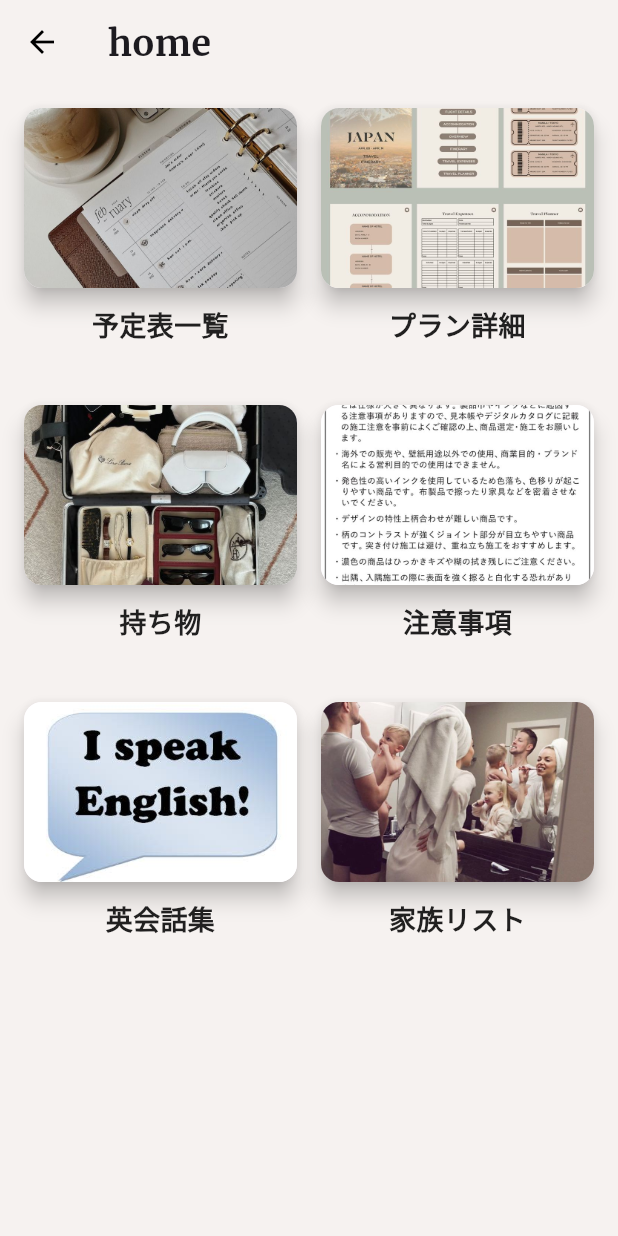
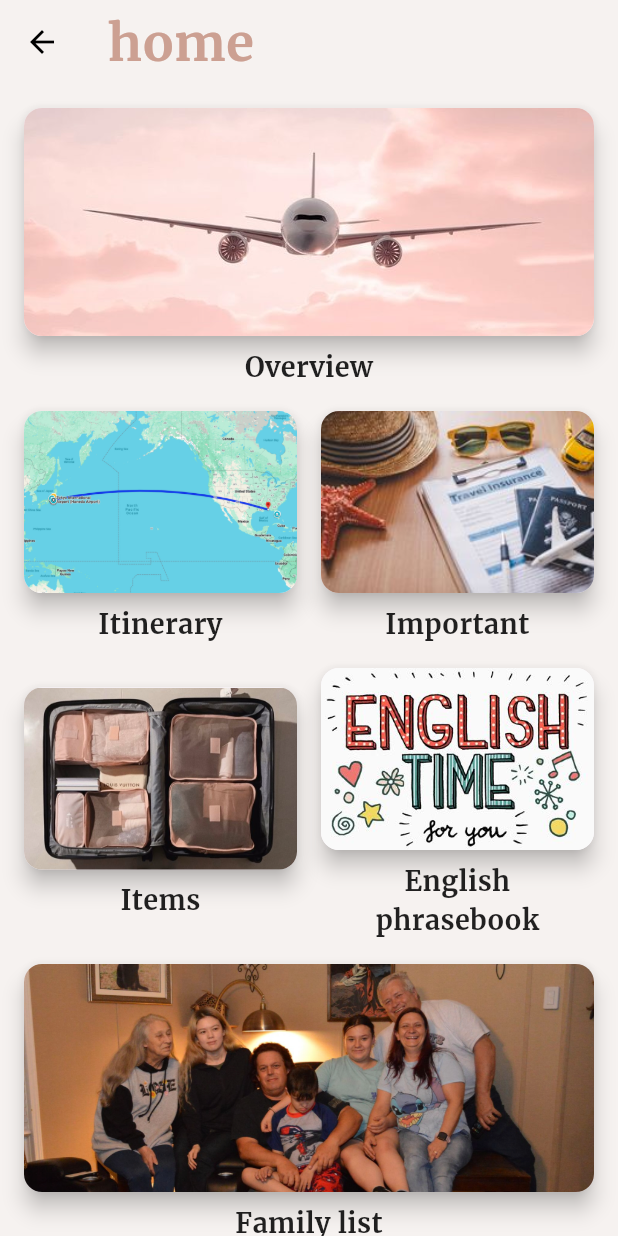
Before and after one commit to vivianstar2000/florida_handbook, a Flutter app: the HomeScreen screen opened by its route, on a phone screen of 412 x 824 dp. Run offline on Flutter 3.47's test engine with Material 3 defaults, Android fonts, the phone set to English and light mode, and no system bars.

Commit message:
ホーム画面の変更

```diff
--- a/lib/home_screen.dart
+++ b/lib/home_screen.dart
@@ -9,17 +9,16 @@ import 'pages/family_list.dart';
 
 class HomeScreen extends StatelessWidget {
   final List<Map<String, String>> menuItems = [
-    {'title': '予定表一覧', 'route': '/schedule', 'image': 'assets/schedule.jpg'},
-    {'title': 'プラン詳細', 'route': '/plan', 'image': 'assets/plan.jpg'},
-    {'title': '持ち物', 'route': '/items', 'image': 'assets/items.jpg'},
-    {'title': '注意事項', 'route': '/precautions', 'image': 'assets/notes.jpg'},
-    {'title': '英会話集', 'route': '/english', 'image': 'assets/english.jpg'},
-    {'title': '家族リスト', 'route': '/family', 'image': 'assets/family.jpg'},
+    {'title': 'Overview', 'route': '/schedule', 'image': 'assets/schedule.jpg'},
+    {'title': 'Itinerary', 'route': '/plan', 'image': 'assets/plan.jpg'},
+    {'title': 'Items', 'route': '/items', 'image': 'assets/items.jpg'},
+    {'title': 'Important', 'route': '/precautions', 'image': 'assets/notes.jpg'},
+    {'title': 'English phrasebook', 'route': '/english', 'image': 'assets/english.jpg'},
+    {'title': 'Family list', 'route': '/family', 'image': 'assets/family.jpg'},
   ];
 
   @override
   Widget build(BuildContext context) {
-    // ホーム画面ではステータスバーの色を #f6f2f0 に設定
     SystemChrome.setSystemUIOverlayStyle(SystemUiOverlayStyle(
       statusBarColor: Color(0xFFF6F2F0),
       statusBarIconBrightness: Brightness.dark,
@@ -27,52 +26,76 @@ class HomeScreen extends StatelessWidget {
 
     return Scaffold(
       appBar: AppBar(
-        title: Text('home',
+        title: Text(
+          'home',
           style: TextStyle(
-      fontFamily: 'Merriweather',  // ここで設定
-      fontSize: 24,           // フォントサイズを調整
-      fontWeight: FontWeight.bold,  // 太字
-      ),),
+            fontFamily: 'Merriweather',
+            fontSize: 34,
+            fontWeight: FontWeight.bold,
+            color: Color(0xFFCCA092),
+          ),
+        ),
         backgroundColor: Color(0xFFF6F2F0),
       ),
       backgroundColor: Color(0xFFF6F2F0),
-      body: Padding(
+      body: SingleChildScrollView(
         padding: const EdgeInsets.all(16.0),
-        child: GridView.builder(
-          gridDelegate: SliverGridDelegateWithFixedCrossAxisCount(
-            crossAxisCount: 2,  // 2列レイアウト
-            crossAxisSpacing: 16,
-            mainAxisSpacing: 16,
-            childAspectRatio: 1.0,
+        child: Column(
+          children: [
+            _buildGridItem(context, menuItems[0], isDoubleWidth: true),  // Overview (2列分)
+            const SizedBox(height: 16),
+            Row(
+              children: [
+                Expanded(child: _buildGridItem(context, menuItems[1], fixedAspectRatio: 1.5)),
+                const SizedBox(width: 16),
+                Expanded(child: _buildGridItem(context, menuItems[3], fixedAspectRatio: 1.5)),
+              ],
             ),
-          itemCount: menuItems.length,
-          itemBuilder: (context, index) {
+            const SizedBox(height: 16),
+            Row(
+              children: [
+                Expanded(child: _buildGridItem(context, menuItems[2], fixedAspectRatio: 1.5)),
+                const SizedBox(width: 16),
+                Expanded(child: _buildGridItem(context, menuItems[4], fixedAspectRatio: 1.5)),
+              ],
+            ),
+            const SizedBox(height: 16),
+            _buildGridItem(context, menuItems[5], isDoubleWidth: true),  // Family list (2列分)
+          ],
+        ),
+      ),
+    );
+  }
+
+  Widget _buildGridItem(BuildContext context, Map<String, String> menuItem, {bool isDoubleWidth = false, double fixedAspectRatio = 1.0}) {
     return Column(
+      crossAxisAlignment: CrossAxisAlignment.center,
       children: [
         Material(
-        elevation: 6,  // 浮いているような影を追加
-        borderRadius: BorderRadius.circular(12),  // 角の丸み
+          elevation: 6,
+          borderRadius: BorderRadius.circular(12),
           child: InkWell(
             onTap: () {
-            Navigator.pushNamed(context, menuItems[index]['route']!);
+              Navigator.pushNamed(context, menuItem['route']!);
             },
             borderRadius: BorderRadius.circular(12),
             child: ClipRRect(
               borderRadius: BorderRadius.circular(12),
+              child: AspectRatio(
+                aspectRatio: isDoubleWidth ? 2.5 : fixedAspectRatio, // 比率を統一
                 child: Image.asset(
-              menuItems[index]['image']!,
+                  menuItem['image']!,
                   fit: BoxFit.cover,
-              width: double.infinity,  // 幅いっぱい
-              height: 120,  // 画像の高さ指定
                 ),
               ),
             ),
           ),
-      const SizedBox(height: 12),  // 画像とテキストの間隔
+        ),
+        const SizedBox(height: 8),
         Text(
-        menuItems[index]['title']!,
+          menuItem['title']!,
           style: TextStyle(
-    fontFamily: 'Roboto',  // ここでフォントを適用
+            fontFamily: 'Merriweather',
             fontSize: 18,
             fontWeight: FontWeight.bold,
             color: Colors.black87,
@@ -81,10 +104,5 @@ class HomeScreen extends StatelessWidget {
         ),
       ],
     );
-},
-
-        ),
-      ),
-    );
   }
 }
```
Also changed, not shown: assets/english.jpg, assets/englishX.jpg (added), assets/family.jpg, assets/familyX.jpg (added), assets/items.jpg, assets/itemsX.jpg (added), assets/notes.jpg, assets/notesX.jpg (added), assets/plan.jpg, assets/planX.jpg (added), assets/schedule.jpg, assets/schedule1.jpg (added), assets/scheduleX.jpg (added). Lines whose indentation alone changed are shown as unchanged.
